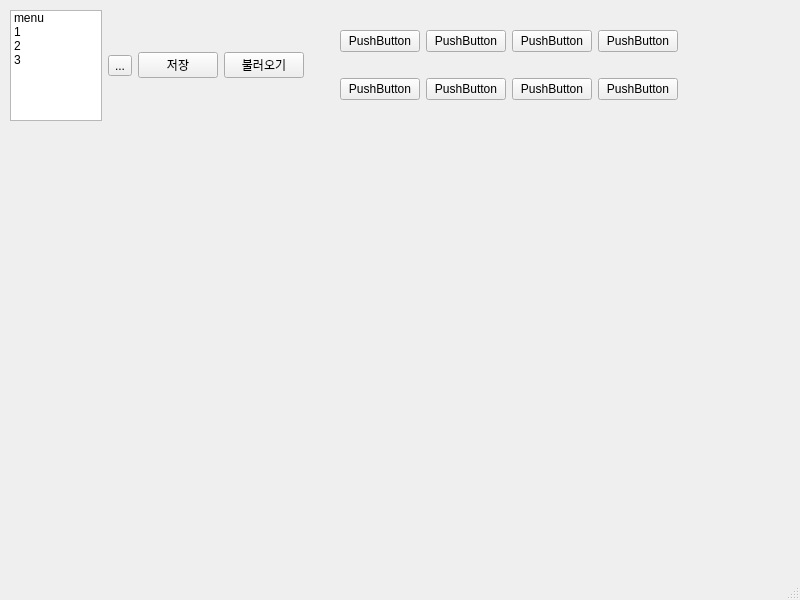
eglabsid/AutonomousQA_Tool, file main_window.ui: the form before one commit.
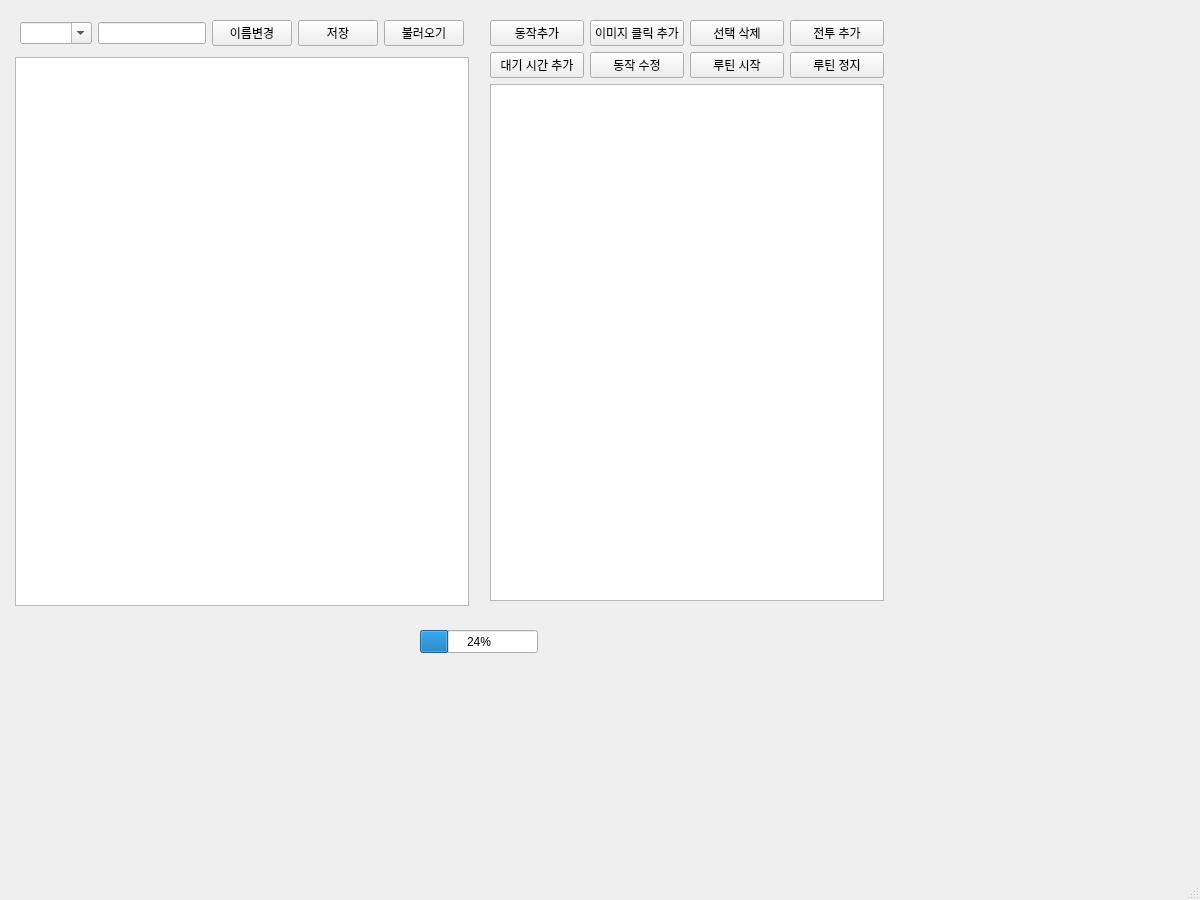
The form after the commit. Icons and pictures are not drawn.

Commit message: [Update] accept other way to load ui

What changed in the file:
```diff
--- a/main_window.ui
+++ b/main_window.ui
@@ -2,12 +2,15 @@
 <ui version="4.0">
  <class>MainWindow</class>
  <widget class="QMainWindow" name="MainWindow">
+  <property name="enabled">
+   <bool>true</bool>
+  </property>
   <property name="geometry">
    <rect>
     <x>0</x>
     <y>0</y>
-    <width>800</width>
-    <height>600</height>
+    <width>1200</width>
+    <height>900</height>
    </rect>
   </property>
   <property name="windowTitle">
@@ -23,14 +26,39 @@
      <rect>
       <x>0</x>
       <y>0</y>
-      <width>688</width>
-      <height>131</height>
+      <width>904</width>
+      <height>621</height>
      </rect>
     </property>
-    <layout class="QHBoxLayout" name="horizontalLayout_4">
-     <property name="sizeConstraint">
-      <enum>QLayout::SetMinAndMaxSize</enum>
+    <layout class="QVBoxLayout" name="main_layout">
+     <property name="leftMargin">
+      <number>5</number>
      </property>
+     <property name="topMargin">
+      <number>5</number>
+     </property>
+     <property name="rightMargin">
+      <number>5</number>
+     </property>
+     <property name="bottomMargin">
+      <number>5</number>
+     </property>
+     <item>
+      <layout class="QHBoxLayout" name="left_layout">
+       <property name="leftMargin">
+        <number>5</number>
+       </property>
+       <property name="topMargin">
+        <number>5</number>
+       </property>
+       <property name="rightMargin">
+        <number>5</number>
+       </property>
+       <property name="bottomMargin">
+        <number>5</number>
+       </property>
+       <item>
+        <layout class="QVBoxLayout" name="top_layout">
      <property name="leftMargin">
       <number>5</number>
      </property>
@@ -58,60 +86,31 @@
         <number>5</number>
        </property>
        <item>
-        <widget class="QListWidget" name="listWidget">
-         <property name="enabled">
+            <widget class="QComboBox" name="preset_combo">
+             <property name="editable">
           <bool>true</bool>
          </property>
-         <property name="showDropIndicator" stdset="0">
-          <bool>true</bool>
-         </property>
-         <property name="dragDropMode">
-          <enum>QAbstractItemView::DragDrop</enum>
-         </property>
-         <property name="defaultDropAction">
-          <enum>Qt::MoveAction</enum>
-         </property>
-         <item>
-          <property name="text">
-           <string>menu</string>
-          </property>
-          <property name="flags">
-           <set>ItemIsSelectable|ItemIsDragEnabled|ItemIsDropEnabled|ItemIsUserCheckable|ItemIsEnabled</set>
-          </property>
+            </widget>
          </item>
          <item>
-          <property name="text">
-           <string>1</string>
-          </property>
+            <widget class="QLineEdit" name="lineEdit"/>
          </item>
          <item>
+            <widget class="QPushButton" name="name_button">
           <property name="text">
-           <string>2</string>
-          </property>
-         </item>
-         <item>
-          <property name="text">
-           <string>3</string>
-          </property>
-         </item>
+              <string>이름변경</string>
+             </property>
         </widget>
        </item>
        <item>
-        <widget class="QToolButton" name="toolButton">
-         <property name="text">
-          <string>...</string>
-         </property>
-        </widget>
-       </item>
-       <item>
-        <widget class="QPushButton" name="pushButton">
+            <widget class="QPushButton" name="save_button">
          <property name="text">
           <string>저장</string>
          </property>
         </widget>
        </item>
        <item>
-        <widget class="QPushButton" name="pushButton_2">
+            <widget class="QPushButton" name="load_button">
          <property name="text">
           <string>불러오기</string>
          </property>
@@ -120,18 +119,31 @@
       </layout>
      </item>
      <item>
-      <spacer name="verticalSpacer">
-       <property name="orientation">
-        <enum>Qt::Vertical</enum>
-       </property>
-       <property name="sizeHint" stdset="0">
-        <size>
-         <width>20</width>
-         <height>40</height>
-        </size>
-       </property>
-      </spacer>
-     </item>
+          <widget class="QListWidget" name="list_widget">
+           <property name="enabled">
+            <bool>true</bool>
+           </property>
+           <property name="showDropIndicator" stdset="0">
+            <bool>false</bool>
+           </property>
+          </widget>
+         </item>
+        </layout>
+       </item>
+       <item>
+        <layout class="QVBoxLayout" name="right_layout">
+         <property name="leftMargin">
+          <number>5</number>
+         </property>
+         <property name="topMargin">
+          <number>5</number>
+         </property>
+         <property name="rightMargin">
+          <number>5</number>
+         </property>
+         <property name="bottomMargin">
+          <number>5</number>
+         </property>
      <item>
       <layout class="QVBoxLayout" name="verticalLayout">
        <property name="leftMargin">
@@ -147,66 +159,84 @@
         <number>5</number>
        </property>
        <item>
-        <layout class="QHBoxLayout" name="horizontalLayout_2">
-         <item>
-          <widget class="QPushButton" name="pushButton_6">
-           <property name="text">
-            <string>PushButton</string>
-           </property>
-          </widget>
-         </item>
-         <item>
-          <widget class="QPushButton" name="pushButton_5">
-           <property name="text">
-            <string>PushButton</string>
-           </property>
-          </widget>
-         </item>
-         <item>
-          <widget class="QPushButton" name="pushButton_4">
-           <property name="text">
-            <string>PushButton</string>
-           </property>
-          </widget>
-         </item>
-         <item>
+            <layout class="QGridLayout" name="grid_layout">
+             <property name="leftMargin">
+              <number>0</number>
+             </property>
+             <property name="topMargin">
+              <number>0</number>
+             </property>
+             <property name="rightMargin">
+              <number>0</number>
+             </property>
+             <property name="bottomMargin">
+              <number>0</number>
+             </property>
+             <item row="0" column="3">
           <widget class="QPushButton" name="pushButton_3">
            <property name="text">
-            <string>PushButton</string>
+                <string>전투 추가</string>
            </property>
           </widget>
          </item>
-        </layout>
-       </item>
-       <item>
-        <layout class="QHBoxLayout" name="horizontalLayout_3">
-         <item>
+             <item row="0" column="1">
+              <widget class="QPushButton" name="pushButton_1">
+               <property name="text">
+                <string>이미지 클릭 추가</string>
+               </property>
+              </widget>
+             </item>
+             <item row="0" column="2">
+              <widget class="QPushButton" name="pushButton_2">
+               <property name="text">
+                <string>선택 삭제</string>
+               </property>
+              </widget>
+             </item>
+             <item row="0" column="0">
+              <widget class="QPushButton" name="pushButton">
+               <property name="enabled">
+                <bool>true</bool>
+               </property>
+               <property name="text">
+                <string>동작추가</string>
+               </property>
+              </widget>
+             </item>
+             <item row="1" column="0">
+              <widget class="QPushButton" name="pushButton_4">
+               <property name="text">
+                <string>대기 시간 추가</string>
+               </property>
+              </widget>
+             </item>
+             <item row="1" column="1">
+              <widget class="QPushButton" name="pushButton_5">
+               <property name="text">
+                <string>동작 수정</string>
+               </property>
+              </widget>
+             </item>
+             <item row="1" column="2">
+              <widget class="QPushButton" name="pushButton_6">
+               <property name="text">
+                <string>루틴 시작</string>
+               </property>
+              </widget>
+             </item>
+             <item row="1" column="3">
           <widget class="QPushButton" name="pushButton_7">
            <property name="text">
-            <string>PushButton</string>
+                <string>루틴 정지</string>
            </property>
           </widget>
          </item>
-         <item>
-          <widget class="QPushButton" name="pushButton_8">
-           <property name="text">
-            <string>PushButton</string>
-           </property>
-          </widget>
+            </layout>
          </item>
          <item>
-          <widget class="QPushButton" name="pushButton_9">
-           <property name="text">
-            <string>PushButton</string>
-           </property>
-          </widget>
-         </item>
-         <item>
-          <widget class="QPushButton" name="pushButton_10">
-           <property name="text">
-            <string>PushButton</string>
-           </property>
-          </widget>
+            <widget class="QTextEdit" name="log_text"/>
+           </item>
+          </layout>
          </item>
         </layout>
        </item>
@@ -214,6 +244,19 @@
      </item>
     </layout>
    </widget>
+   <widget class="QProgressBar" name="progressBar">
+    <property name="geometry">
+     <rect>
+      <x>420</x>
+      <y>630</y>
+      <width>118</width>
+      <height>23</height>
+     </rect>
+    </property>
+    <property name="value">
+     <number>24</number>
+    </property>
+   </widget>
   </widget>
   <widget class="QMenuBar" name="menubar">
    <property name="geometry">
```
Left out of the diff: 8 changed lines with no effect on the pictures. Lines whose indentation alone changed are shown as unchanged. The commit also changes 5 other files.
